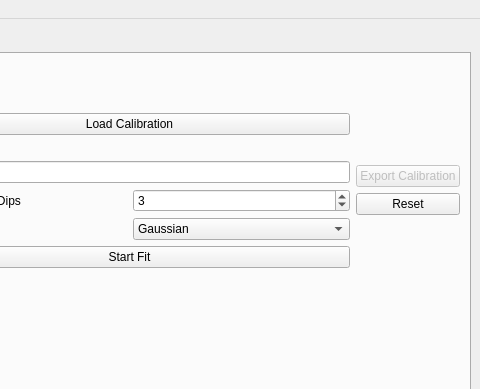
Qt form src/brillouinview/gui/ui/brillouinview_main_window.ui (KirstenSch/BrillouinView) before a commit; both pictures show x 559 to 1039 and y 0 to 389 of the 1039 by 1013 pixel window.
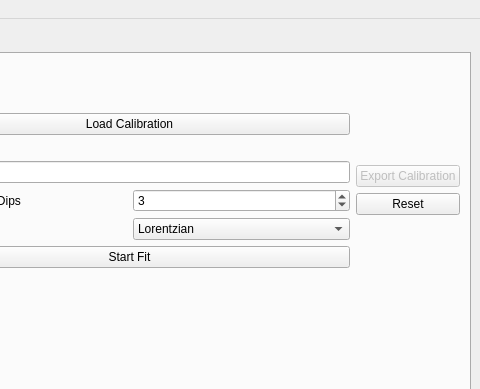
The same form after that commit. Custom widgets are drawn as their Qt base class.

Commit message: added new fitting functions to ui

```diff
--- a/src/brillouinview/gui/ui/brillouinview_main_window.ui
+++ b/src/brillouinview/gui/ui/brillouinview_main_window.ui
@@ -278,11 +278,9 @@
                 </item>
                 <item row="2" column="1">
                  <widget class="QComboBox" name="cBox_peakfunction">
-                  <item>
-                   <property name="text">
-                    <string>Gaussian</string>
-                   </property>
-                  </item>
+                  <property name="toolTip">
+                   <string>Choose the type of peak function</string>
+                  </property>
                   <item>
                    <property name="text">
                     <string>Lorentzian</string>
```
Left out of the diff: 16 changed lines with no effect on the pictures. The commit also changes 1 other file.
